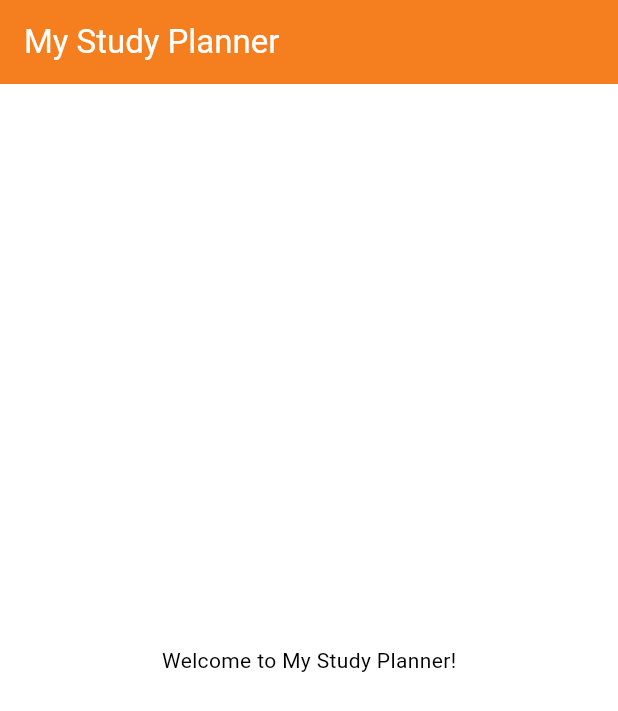
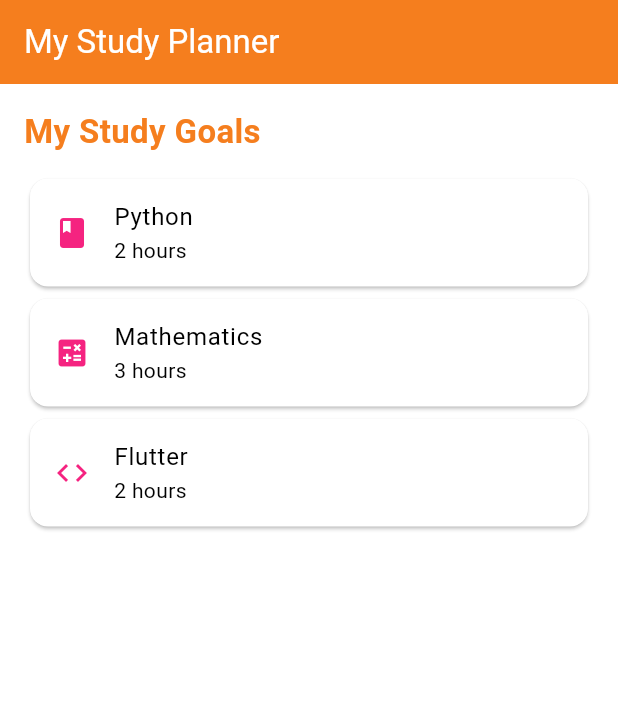
Before and after one commit to asmaatagelsir/Study-Planner, a Flutter app: the screen it shows after launch, on a phone screen of 412 x 824 dp. Shown: the top 711 px of the screen. Run offline on Flutter 3.47's test engine with Material 3 defaults, Android fonts, the phone set to English and light mode, and no system bars.

Commit message:
adding an updated  new version of our app

```diff
--- a/lib/main.dart
+++ b/lib/main.dart
@@ -39,7 +39,47 @@ class HomePage extends StatelessWidget {
         foregroundColor: Colors.white,
       ),
 
-      body: const Center(child: Text('Welcome to My Study Planner!')),
+      body: Padding(
+  padding: const EdgeInsets.all(16),
+  child: Column(
+    crossAxisAlignment: CrossAxisAlignment.start,
+    children: [
+      // STATIC: Heading
+      Text('My Study Goals',
+          style: TextStyle(
+            fontSize: 22,
+            fontWeight: FontWeight.bold,
+            color: pantoneOrange,
+          ),
+        ),
+
+      const SizedBox(height: 12),
+
+      // STATIC: Goals list
+      Card(
+        child: ListTile(
+          leading: Icon(Icons.book, color: neonPink),
+          title: const Text('Python'),
+          subtitle: const Text('2 hours'),
+        ),
+      ),
+      Card(
+        child: ListTile(
+          leading: Icon(Icons.calculate, color: neonPink),
+          title: const Text('Mathematics'),
+          subtitle: const Text('3 hours'),
+        ),
+      ),
+      Card(
+        child: ListTile(
+          leading: Icon(Icons.code, color: neonPink),
+          title: const Text('Flutter'),
+          subtitle: const Text('2 hours'),
+        ),
+      ),
+    ],
+  ),
+),
     );
   }
 }
```
